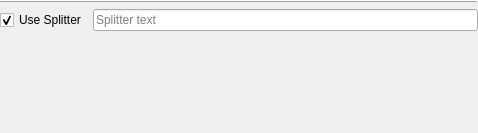
Above: som_gui/module/property_set_window/qt/SplitterSettings.ui from c-mellueh/SOM-Toolkit before the change. Below: the same form after it.
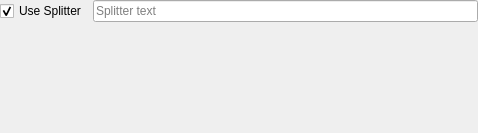
That is the form after the change.

Commit message: feat: implement SplitterSettings in PropertySetWindow; update UI connections and state management

The edit to the form file:
```diff
--- a/som_gui/module/property_set_window/qt/SplitterSettings.ui
+++ b/som_gui/module/property_set_window/qt/SplitterSettings.ui
@@ -26,7 +26,7 @@
    <property name="bottomMargin">
     <number>0</number>
    </property>
-   <item row="2" column="1">
+   <item row="1" column="1">
     <widget class="QLineEdit" name="line_edit_seperator">
      <property name="sizePolicy">
       <sizepolicy hsizetype="Ignored" vsizetype="Fixed">
@@ -45,7 +45,7 @@
      </property>
     </widget>
    </item>
-   <item row="3" column="0" colspan="2">
+   <item row="2" column="0" colspan="2">
     <spacer name="verticalSpacer">
      <property name="orientation">
       <enum>Qt::Orientation::Vertical</enum>
@@ -58,17 +58,7 @@
      </property>
     </spacer>
    </item>
-   <item row="0" column="0" colspan="2">
-    <widget class="Line" name="line">
-     <property name="frameShadow">
-      <enum>QFrame::Shadow::Raised</enum>
-     </property>
-     <property name="orientation">
-      <enum>Qt::Orientation::Horizontal</enum>
-     </property>
-    </widget>
-   </item>
-   <item row="2" column="0">
+   <item row="1" column="0">
     <widget class="QCheckBox" name="check_box_seperator">
      <property name="text">
       <string>Use Splitter</string>
```
The commit also changes 5 other files.
